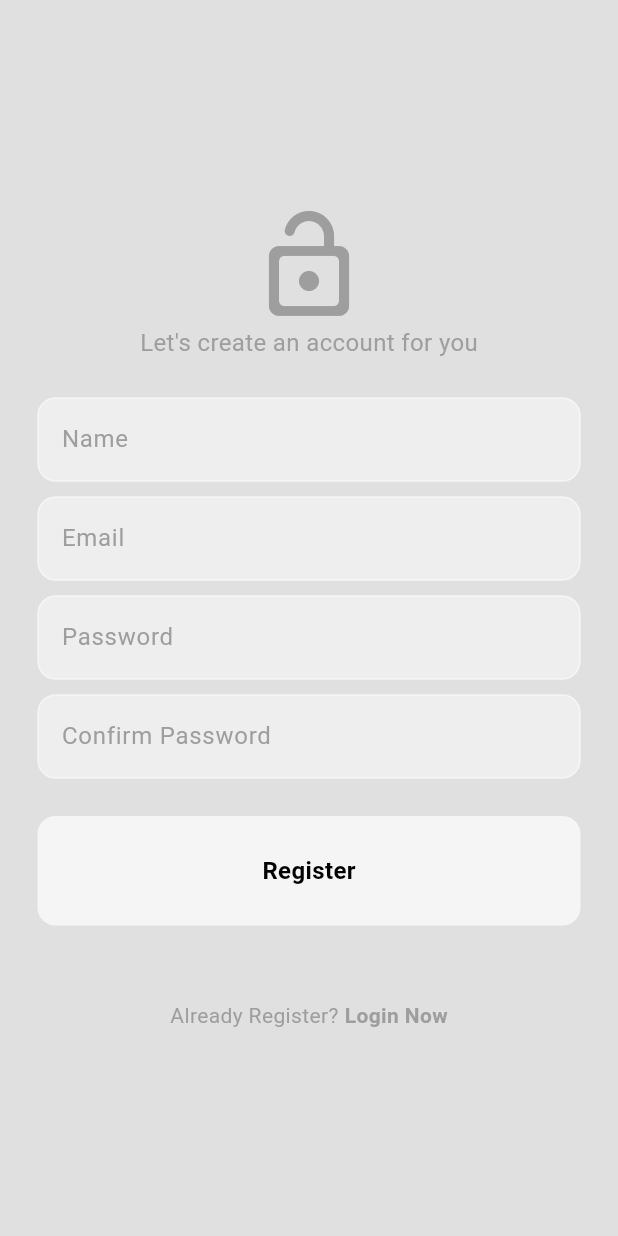
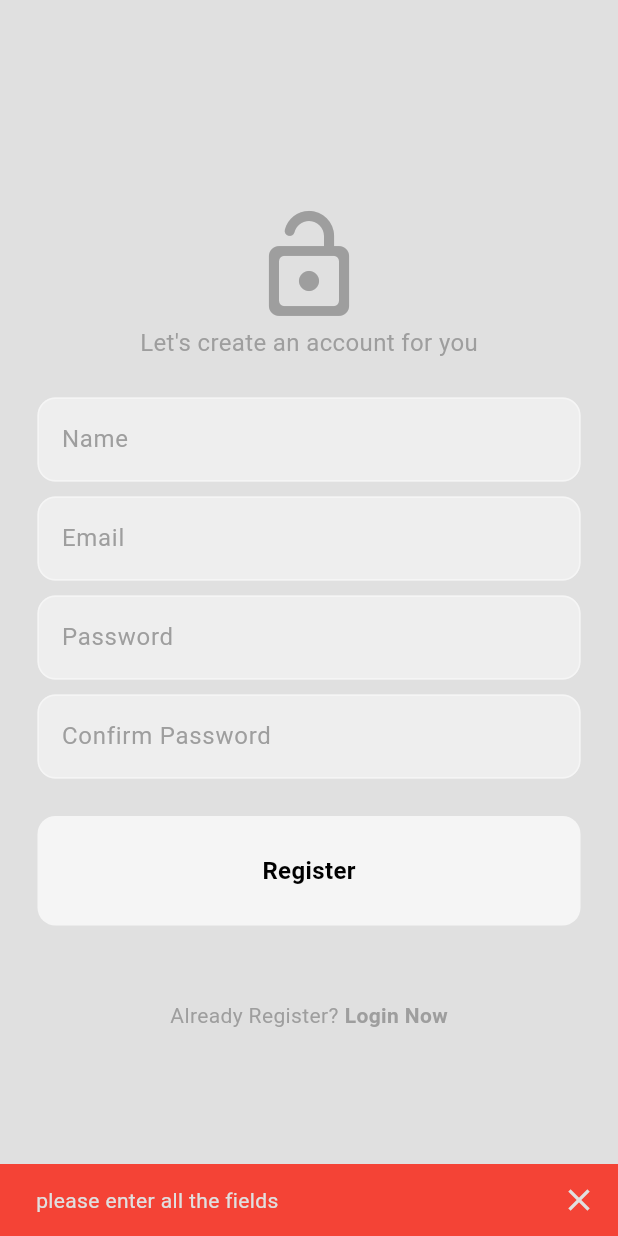
Before and after one commit to Ravio-ai/myapp, a Flutter app: the screen it shows after launch, after a tap on "Register here", after a tap on "Register", on a phone screen of 412 x 824 dp. Run offline on Flutter 3.47's test engine with Material 3 defaults, Android fonts, the phone set to English and light mode, and no system bars; our stand-ins replace firebase_auth, firebase_core, flutter_bloc; accounts and stored records are empty.

Commit message:
register page completed

```diff
--- a/lib/app.dart
+++ b/lib/app.dart
@@ -31,7 +31,17 @@ class MyApp extends StatelessWidget {
               );
             }
           },
-          listener: (context, state) {},
+          listener: (context, state) {
+            if (state is AuthError) {
+              ScaffoldMessenger.of(context).showSnackBar(
+                SnackBar(
+                  backgroundColor: Colors.red,
+                  showCloseIcon: true,
+                  content: Text(state.errorMessage),
+                ),
+              );
+            }
+          },
         ),
       ),
     );
--- a/lib/featurs/auth/presentation/pages/register_page.dart
+++ b/lib/featurs/auth/presentation/pages/register_page.dart
@@ -1,6 +1,8 @@
 import 'package:flutter/material.dart';
+import 'package:flutter_bloc/flutter_bloc.dart';
 import 'package:myapp/featurs/auth/presentation/componenets/my_button.dart';
 import 'package:myapp/featurs/auth/presentation/componenets/my_text_field.dart';
+import 'package:myapp/featurs/auth/presentation/cubits/auth_cubit.dart';
 
 class RegisterPage extends StatefulWidget {
   final void Function() toggleScreen;
@@ -15,6 +17,48 @@ class _RegisterPageState extends State<RegisterPage> {
   final confirmPasswordController = TextEditingController();
   final nameController = TextEditingController();
   final emailController = TextEditingController();
+
+  void register() {
+    final String name = nameController.text;
+    final String email = emailController.text;
+    final String password = passwordController.text;
+    final String confirmPassword = confirmPasswordController.text;
+
+    final cubit = context.read<AuthCubit>();
+
+    if (name.isNotEmpty &&
+        email.isNotEmpty &&
+        password.isNotEmpty &&
+        confirmPassword.isNotEmpty) {
+      if (password == confirmPassword) {
+        cubit.register(name, email, password);
+      } else {
+        ScaffoldMessenger.of(context).showSnackBar(
+          const SnackBar(
+              content: Text("Passwords do not match"),
+              backgroundColor: Colors.red),
+        );
+      }
+    } else {
+      ScaffoldMessenger.of(context).showSnackBar(
+        const SnackBar(
+          backgroundColor: Colors.red,
+          showCloseIcon: true,
+          content: Text("please enter all the fields"),
+        ),
+      );
+    }
+  }
+
+  @override
+  void dispose() {
+    passwordController.dispose();
+    confirmPasswordController.dispose();
+    nameController.dispose();
+    emailController.dispose();
+    super.dispose();
+  }
+
   @override
   Widget build(BuildContext context) {
     return Scaffold(
@@ -68,7 +112,7 @@ class _RegisterPageState extends State<RegisterPage> {
                 const SizedBox(height: 25),
                 //Button
                 MyButton(
-                  onTap: () {},
+                  onTap: register,
                   text: "Register",
                 ),
                 const SizedBox(height: 50),
```
Also changed, not shown: lib/featurs/post/presentation.pages/home_page.dart (+15 -2 lines).
